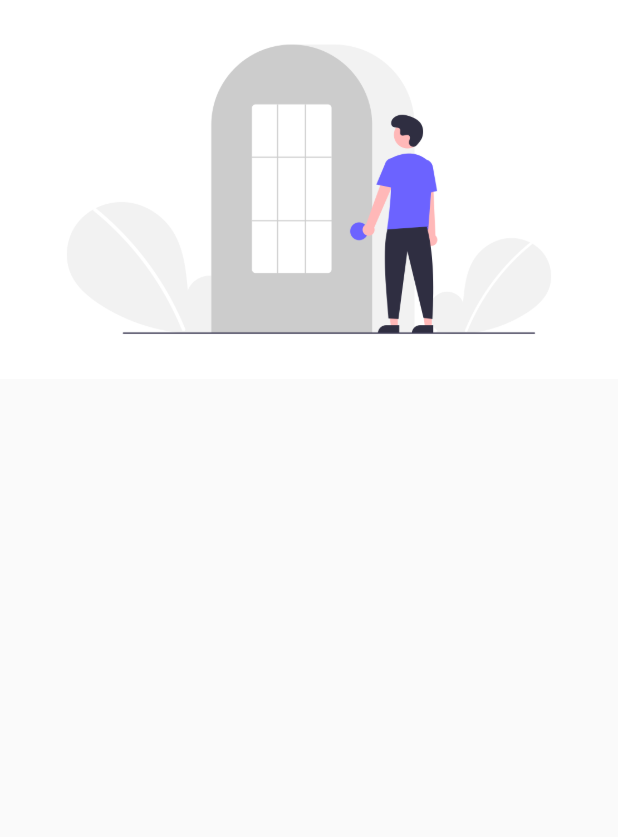
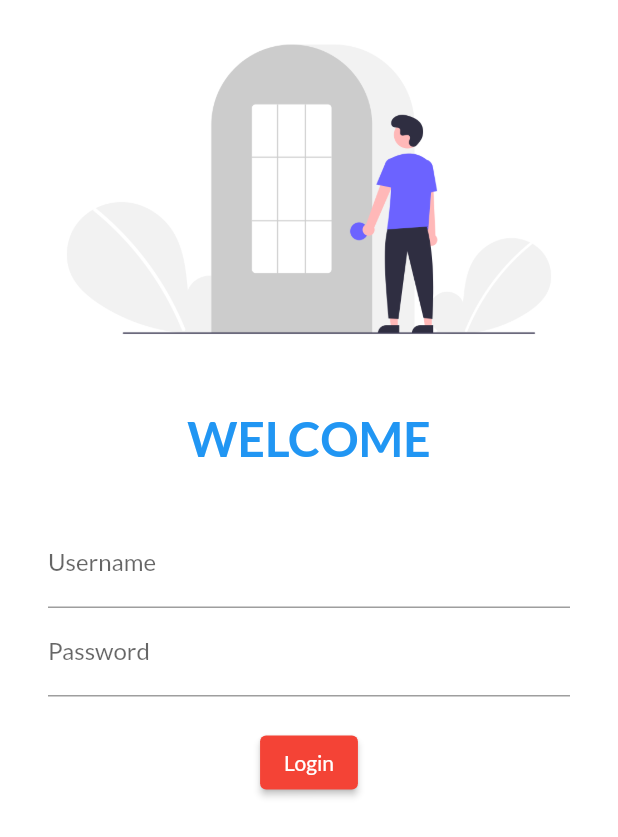
Before and after one commit to VARITHSA/flutter_ecommerce, a Flutter app: the screen it shows after launch, on a phone screen of 412 x 824 dp. Shown: the top 837 px of the screen. Run offline on Flutter 3.47's test engine with Material 2 defaults, Android fonts, the phone set to English and light mode, and no system bars; our stand-ins replace google_fonts.

Commit message:
day 4 completed

```diff
--- a/lib/main.dart
+++ b/lib/main.dart
@@ -1,6 +1,6 @@
-import 'dart:js';
 
 import 'package:flutter/material.dart';
+import 'package:google_fonts/google_fonts.dart';
 import 'package:intro/pages/home_page.dart';
 import 'package:intro/pages/login_page.dart';
 
@@ -15,8 +15,11 @@ class MyApp extends StatelessWidget {
   Widget build(BuildContext context) {
     return MaterialApp(
       themeMode: ThemeMode.light,
-      theme: ThemeData(primarySwatch: Colors.red),
-        darkTheme: ThemeData(
+      theme: ThemeData(
+        primarySwatch: Colors.red,
+        fontFamily: GoogleFonts.lato().fontFamily,
+        primaryTextTheme: GoogleFonts.latoTextTheme()),
+      darkTheme: ThemeData(
         brightness: Brightness.dark,
       ),
      initialRoute : "/login",
--- a/lib/pages/login_page.dart
+++ b/lib/pages/login_page.dart
@@ -1,11 +1,60 @@
+import 'package:flutter/cupertino.dart';
 import 'package:flutter/material.dart';
 
 class LoginPage extends StatelessWidget {
   @override
   Widget build(BuildContext context) {
     return Material(
+      color: Colors.white,
       child: Column(
-        children: [Image.asset("assets/images/login_image.png")],
+        children: [
+          Image.asset(
+            "assets/images/login_image.png",
+            fit: BoxFit.cover,
+          ),
+          const SizedBox(
+            height: 20.0,
+          ),
+          const Text(
+            "WELCOME",
+            style: TextStyle(
+                fontSize: 32, fontWeight: FontWeight.bold, color: Colors.blue),
+          ),
+          const SizedBox(
+            height: 20.0,
+          ),
+          Padding(
+            padding:
+                const EdgeInsets.symmetric(vertical: 16.0, horizontal: 32.0),
+            child: Column(
+              children: [
+                TextFormField(
+                  decoration: const InputDecoration(
+                    hintText: "Enter the username",
+                    labelText: "Username",
+                  ),
+                ),
+                TextFormField(
+                  obscureText: true,
+                  decoration: const InputDecoration(
+                    hintText: "Enter the password",
+                    labelText: "Password",
+                  ),
+                ),
+                const SizedBox(
+                  height: 20.0,
+                ),
+                ElevatedButton(
+                  child: const Text("Login"),
+                  style: TextButton.styleFrom(),
+                  onPressed: () {
+                    print("hi srivathsa");
+                  },
+                ),
+              ],
+            ),
+          )
+        ],
       ),
     );
   }
--- a/pubspec.yaml
+++ b/pubspec.yaml
@@ -34,6 +34,7 @@ dependencies:
   # The following adds the Cupertino Icons font to your application.
   # Use with the CupertinoIcons class for iOS style icons.
   cupertino_icons: ^1.0.2
+  google_fonts: ^2.3.3
 
 dev_dependencies:
   flutter_test:
```
Also changed, not shown: pubspec.lock.
